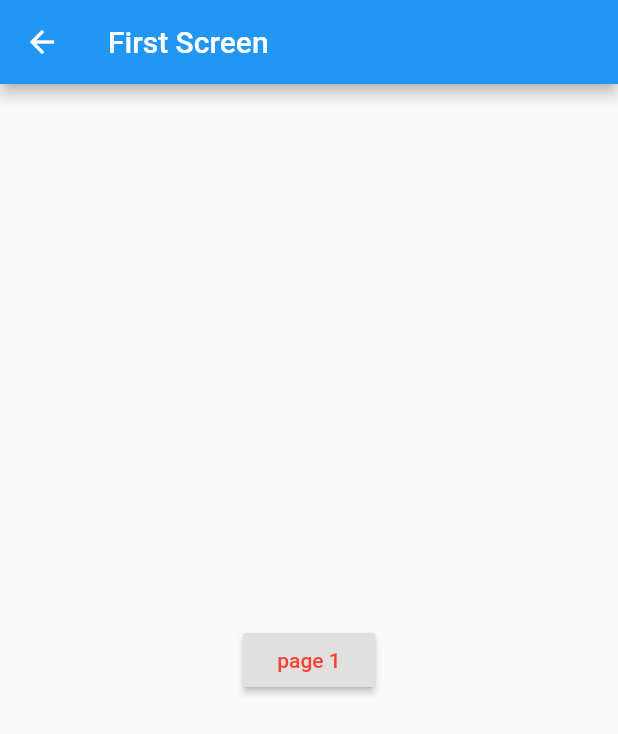
After one commit to AMANSAINI7144/FUTURE_GARAGE, a Flutter app: the screen it shows after launch, after a tap on the "zoom out" icon, on a phone screen of 412 x 824 dp. The commit adds this screen. Shown: the top 734 px of the screen. Run offline on Flutter 3.47's test engine with Material 2 defaults, Android fonts, the phone set to English and light mode, and no system bars.

Commit message:
pages completed

```diff
--- a/lib/LowerBar.dart
+++ b/lib/LowerBar.dart
@@ -1,5 +1,8 @@
-import 'package:flutter/cupertino.dart';
 import 'package:flutter/material.dart';
+import 'pages/page1.dart';
+import 'pages/page2.dart';
+import 'pages/page3.dart';
+import 'pages/page4.dart';
 
 class LowerBar extends StatefulWidget {
   const LowerBar({Key? key}) : super(key: key);
@@ -13,8 +16,7 @@ class _LowerBarState extends State<LowerBar> {
   Widget build(BuildContext context) {
     double height = MediaQuery.of(context).size.height;
     double width = MediaQuery.of(context).size.width;
-    return Container(
-      child: Row(
+    return Row(
         mainAxisAlignment: MainAxisAlignment.spaceEvenly,
         children: <Widget>[
           Container(
@@ -29,22 +31,57 @@ class _LowerBarState extends State<LowerBar> {
             child: Row(
               mainAxisAlignment: MainAxisAlignment.spaceEvenly,
               children: <Widget>[
-                Icon(
+                IconButton(
+                  onPressed: () {
+                    Navigator.push(
+                      context,
+                      MaterialPageRoute(builder: (context) => Page1()),
+                    );
+                  },
+                  icon: Icon(
                     Icons.zoom_out,
                     color: Colors.green,
                   ),
-                Icon(
+                ),
+
+                IconButton(
+                  onPressed: () {
+                    Navigator.push(
+                      context,
+                      MaterialPageRoute(builder: (context) => Page2()),
+                    );
+                  },
+                  icon: Icon(
                     Icons.person,
                     color: Colors.green,
                   ),
-                Icon(
+                ),
+                IconButton(
+                  onPressed: () {
+                    Navigator.push(
+                      context,
+                      MaterialPageRoute(builder: (context) => Page3()),
+                    );
+                  },
+                  icon: Icon(
                     Icons.add,
                     color: Colors.green,
                   ),
-                Icon(
+                ),
+
+                IconButton(
+                  onPressed: () {
+                    Navigator.push(
+                      context,
+                      MaterialPageRoute(builder: (context) => Page4()),
+                    );
+                  },
+                  icon: Icon(
                     Icons.approval,
                     color: Colors.green,
                   ),
+                ),
+
               ],
             ),
           ),
@@ -66,7 +103,6 @@ class _LowerBarState extends State<LowerBar> {
             ),
           ),
         ],
-      ),
     );
   }
 }
--- /dev/null
+++ b/lib/pages/page1.dart
@@ -0,0 +1,29 @@
+import 'package:flutter/material.dart';
+
+class Page1 extends StatelessWidget {
+  const Page1({Key? key}) : super(key: key);
+
+  @override
+  Widget build(BuildContext context) {
+    return Scaffold(
+      appBar: AppBar(
+        title: Text(
+            "First Screen",
+        ),
+      ),
+      body: Center(
+        child: RaisedButton(
+          child: Text(
+              "page 1",
+            style: TextStyle(
+              color: Colors.red,
+            ),
+          ),
+          onPressed: () {
+            Navigator.pop(context);
+          },
+        ),
+      ),
+    );
+  }
+}
```
Also changed, not shown: lib/pages/page2.dart (added, +29 -0 lines), lib/pages/page3.dart (added, +29 -0 lines), lib/pages/page4.dart (added, +29 -0 lines). Lines whose indentation alone changed are shown as unchanged.
